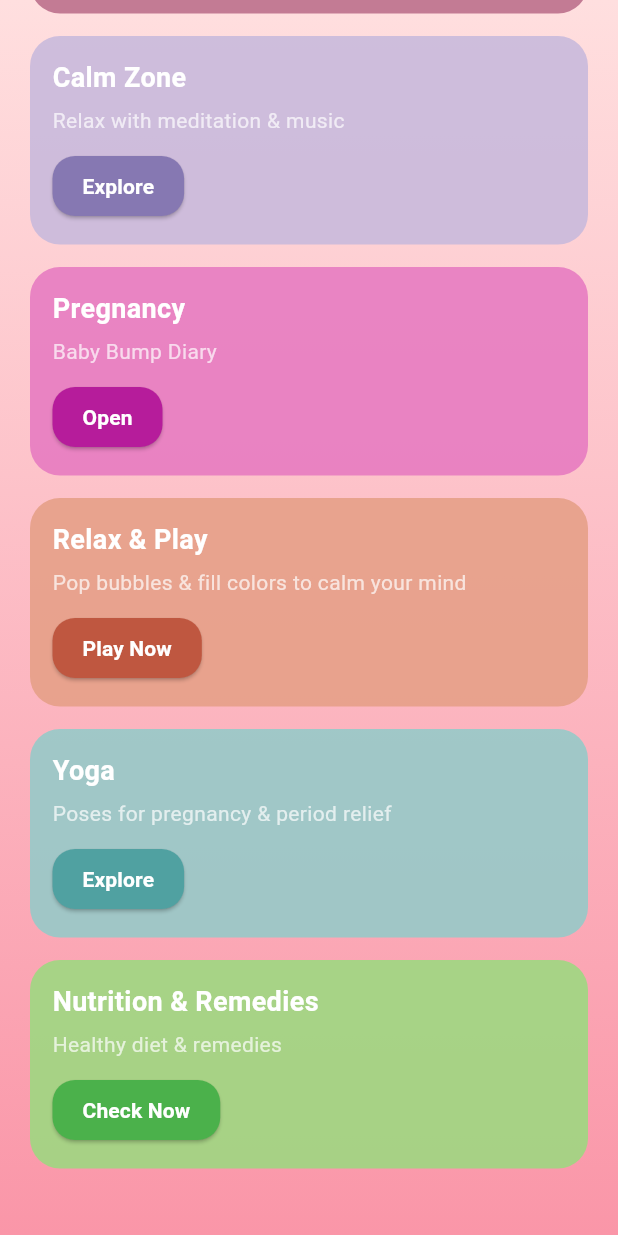
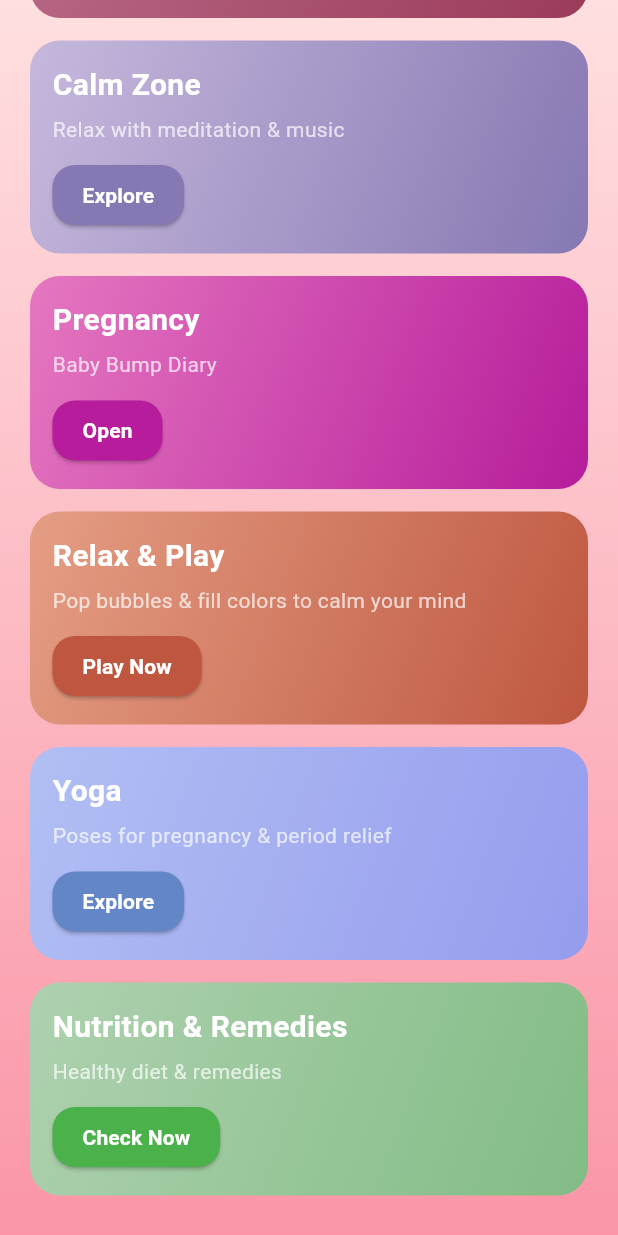
Before and after one commit to PritiMJadhav/FemAura, a Flutter app: the HomeScreen screen opened by its route, scrolled down 466 dp, on a phone screen of 412 x 824 dp. Run offline on Flutter 3.47's test engine with Material 3 defaults, Android fonts, the phone set to English and light mode, and no system bars; our stand-ins replace shared_preferences; accounts and stored records are empty; Roboto replaces fonts that are missing (PlayfairDisplay).

Commit message:
Add new slides and update home screen with gradient wellness cards and custom font

```diff
--- a/frontend/lib/home_screen.dart
+++ b/frontend/lib/home_screen.dart
@@ -1,6 +1,7 @@
 import 'dart:async';
 import 'dart:ui';
 import 'package:flutter/material.dart';
+
 
 class HomeScreen extends StatefulWidget {
   const HomeScreen({super.key});
@@ -12,10 +13,13 @@ class HomeScreen extends StatefulWidget {
 class _HomeScreenState extends State<HomeScreen> {
   int _currentIndex = 0;
   late PageController _pageController;
+
   final List<String> _images = [
     'assets/slide1.png',
     'assets/slide2.png',
     'assets/slide3.png',
+    'assets/slide4.png',
+    'assets/slide5.png',
   ];
 
   @override
@@ -105,46 +109,47 @@ class _HomeScreenState extends State<HomeScreen> {
                 ),
                 const SizedBox(height: 20),
 
+                // Cards with gradient backgrounds
                 _wellnessCard(
                   title: 'Period Tracker',
                   subtitle: 'Track cycles, log period',
-                  cardColor: const Color(0xFFB86A87),
-                  buttonColor: const Color(0xFF9C3B5B),
+                  gradientColors: [Color(0xFFB86A87), Color(0xFF9C3B5B)],
+                  buttonColor: Color(0xFF9C3B5B),
                   buttonText: 'Log Now',
                 ),
                 _wellnessCard(
                   title: 'Calm Zone',
                   subtitle: 'Relax with meditation & music',
-                  cardColor: const Color(0xFFC6B8DC),
-                  buttonColor: const Color(0xFF8678B2),
+                  gradientColors: [Color(0xFFC6B8DC), Color(0xFF8678B2)],
+                  buttonColor: Color(0xFF8678B2),
                   buttonText: 'Explore',
                 ),
                 _wellnessCard(
                   title: 'Pregnancy',
                   subtitle: 'Baby Bump Diary',
-                  cardColor: const Color(0xFFE577C0),
-                  buttonColor: const Color(0xFFB61C9B),
+                  gradientColors: [Color(0xFFE577C0), Color(0xFFB61C9B)],
+                  buttonColor: Color(0xFFB61C9B),
                   buttonText: 'Open',
                 ),
                 _wellnessCard(
                   title: 'Relax & Play',
                   subtitle: 'Pop bubbles & fill colors to calm your mind',
-                  cardColor: const Color(0xFFE49E84),
-                  buttonColor: const Color(0xFFBF5740),
+                  gradientColors: [Color(0xFFE49E84), Color(0xFFBF5740)],
+                  buttonColor: Color(0xFFBF5740),
                   buttonText: 'Play Now',
                 ),
                 _wellnessCard(
                   title: 'Yoga',
                   subtitle: 'Poses for pregnancy & period relief',
-                  cardColor: const Color(0xFF90CBC9),
-                  buttonColor: const Color(0xFF50A1A1),
+                  gradientColors: [Color(0xFFB1BFF4), Color(0xFF969CED)],
+                  buttonColor: Color(0xFF6387C6),
                   buttonText: 'Explore',
                 ),
                 _wellnessCard(
                   title: 'Nutrition & Remedies',
                   subtitle: 'Healthy diet & remedies',
-                  cardColor: const Color(0xFF98DB7E),
-                  buttonColor: const Color(0xFF4BB14B),
+                  gradientColors: [Color(0xFFAED1AF), Color(0xFF82BC85)],
+                  buttonColor: Color(0xFF4BB14B),
                   buttonText: 'Check Now',
                 ),
               ],
@@ -155,10 +160,11 @@ class _HomeScreenState extends State<HomeScreen> {
     );
   }
 
+  // Modified _wellnessCard widget with gradient and custom font
   Widget _wellnessCard({
     required String title,
     required String subtitle,
-    required Color cardColor,
+    required List<Color> gradientColors,
     required Color buttonColor,
     required String buttonText,
   }) {
@@ -166,7 +172,11 @@ class _HomeScreenState extends State<HomeScreen> {
       margin: const EdgeInsets.only(bottom: 15),
       padding: const EdgeInsets.all(15),
       decoration: BoxDecoration(
-        color: cardColor.withOpacity(0.85),
+        gradient: LinearGradient(
+          colors: gradientColors,
+          begin: Alignment.topLeft,
+          end: Alignment.bottomRight,
+        ),
         borderRadius: BorderRadius.circular(20),
       ),
       child: Column(
@@ -175,9 +185,10 @@ class _HomeScreenState extends State<HomeScreen> {
           Text(
             title,
             style: const TextStyle(
-              fontSize: 18,
-              fontWeight: FontWeight.w600,
+              fontSize: 20,
+              fontWeight: FontWeight.w700,
               color: Colors.white,
+              fontFamily: 'PlayfairDisplay', // Custom font
             ),
           ),
           const SizedBox(height: 5),
```
Also changed, not shown: frontend/pubspec.yaml (+12 -2 lines), frontend/assets/slide4.png (added), frontend/assets/slide5.png (added).
